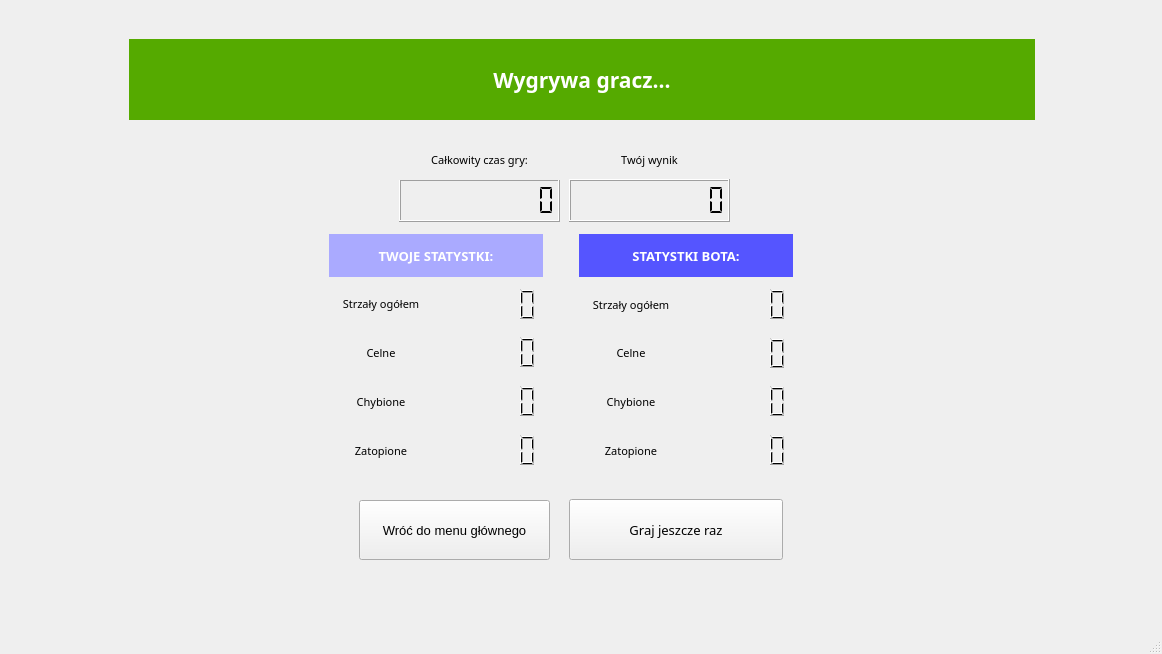
Qt form battle-ships/mainwindow.ui (hubertoszywa/battle-ships) before a commit.
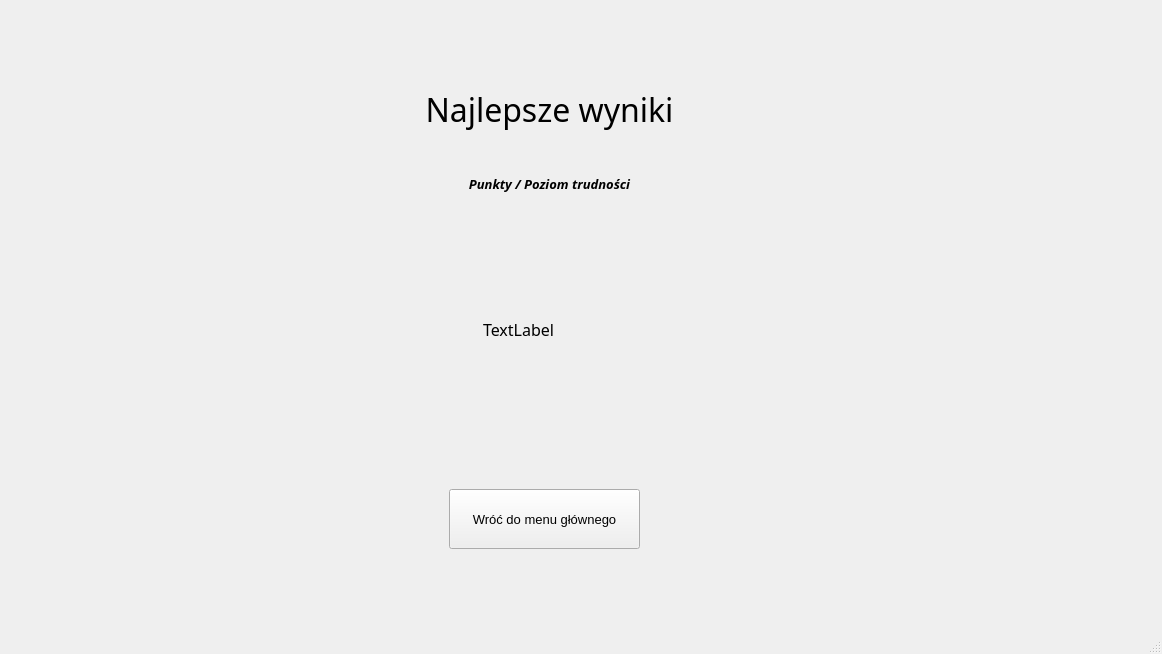
The same form after that commit.

Commit message: Dodanie zapisu wynikow rozgrywki do pliku i wyswietlanie ich w menu

The edit to the form file:
```diff
--- a/battle-ships/mainwindow.ui
+++ b/battle-ships/mainwindow.ui
@@ -42,7 +42,7 @@
     <item row="0" column="0">
      <widget class="QStackedWidget" name="stackedWidget">
       <property name="currentIndex">
-       <number>3</number>
+       <number>2</number>
       </property>
       <widget class="QWidget" name="mainPage">
        <widget class="QWidget" name="layoutWidget">
@@ -582,6 +582,145 @@
        <zorder>buttonBackToMenu</zorder>
        <zorder>spinBoxWidth</zorder>
       </widget>
+      <widget class="QWidget" name="bestScoresPage">
+       <widget class="QLabel" name="labelHeader_3">
+        <property name="geometry">
+         <rect>
+          <x>340</x>
+          <y>50</y>
+          <width>401</width>
+          <height>101</height>
+         </rect>
+        </property>
+        <property name="font">
+         <font>
+          <family>Arial Black</family>
+          <pointsize>24</pointsize>
+          <italic>false</italic>
+         </font>
+        </property>
+        <property name="autoFillBackground">
+         <bool>true</bool>
+        </property>
+        <property name="text">
+         <string>Najlepsze wyniki</string>
+        </property>
+        <property name="alignment">
+         <set>Qt::AlignCenter</set>
+        </property>
+       </widget>
+       <widget class="QLabel" name="labelPoints">
+        <property name="geometry">
+         <rect>
+          <x>340</x>
+          <y>150</y>
+          <width>401</width>
+          <height>50</height>
+         </rect>
+        </property>
+        <property name="sizePolicy">
+         <sizepolicy hsizetype="Preferred" vsizetype="Preferred">
+          <horstretch>0</horstretch>
+          <verstretch>0</verstretch>
+         </sizepolicy>
+        </property>
+        <property name="minimumSize">
+         <size>
+          <width>0</width>
+          <height>0</height>
+         </size>
+        </property>
+        <property name="font">
+         <font>
+          <family>Arial Black</family>
+          <pointsize>10</pointsize>
+          <weight>75</weight>
+          <italic>true</italic>
+          <bold>true</bold>
+         </font>
+        </property>
+        <property name="autoFillBackground">
+         <bool>true</bool>
+        </property>
+        <property name="text">
+         <string>Punkty / Poziom trudności</string>
+        </property>
+        <property name="textFormat">
+         <enum>Qt::RichText</enum>
+        </property>
+        <property name="scaledContents">
+         <bool>false</bool>
+        </property>
+        <property name="alignment">
+         <set>Qt::AlignCenter</set>
+        </property>
+        <property name="margin">
+         <number>10</number>
+        </property>
+        <property name="indent">
+         <number>0</number>
+        </property>
+       </widget>
+       <widget class="QPushButton" name="buttonBackToMenu_5">
+        <property name="geometry">
+         <rect>
+          <x>440</x>
+          <y>480</y>
+          <width>191</width>
+          <height>60</height>
+         </rect>
+        </property>
+        <property name="minimumSize">
+         <size>
+          <width>0</width>
+          <height>60</height>
+         </size>
+        </property>
+        <property name="font">
+         <font>
+          <family>Arial</family>
+          <pointsize>10</pointsize>
+         </font>
+        </property>
+        <property name="cursor">
+         <cursorShape>PointingHandCursor</cursorShape>
+        </property>
+        <property name="text">
+         <string>Wróć do menu głównego</string>
+        </property>
+       </widget>
+       <widget class="QLabel" name="labelBestScores">
+        <property name="geometry">
+         <rect>
+          <x>340</x>
+          <y>200</y>
+          <width>401</width>
+          <height>241</height>
+         </rect>
+        </property>
+        <property name="font">
+         <font>
+          <family>Bahnschrift Light</family>
+          <pointsize>12</pointsize>
+         </font>
+        </property>
+        <property name="autoFillBackground">
+         <bool>true</bool>
+        </property>
+        <property name="text">
+         <string>TextLabel</string>
+        </property>
+        <property name="textFormat">
+         <enum>Qt::AutoText</enum>
+        </property>
+        <property name="alignment">
+         <set>Qt::AlignLeading|Qt::AlignLeft|Qt::AlignVCenter</set>
+        </property>
+        <property name="indent">
+         <number>134</number>
+        </property>
+       </widget>
+      </widget>
       <widget class="QWidget" name="gamePage">
        <property name="font">
         <font>
```
Left out of the diff: 27 changed lines with no effect on the pictures. The commit also changes 3 other files.
